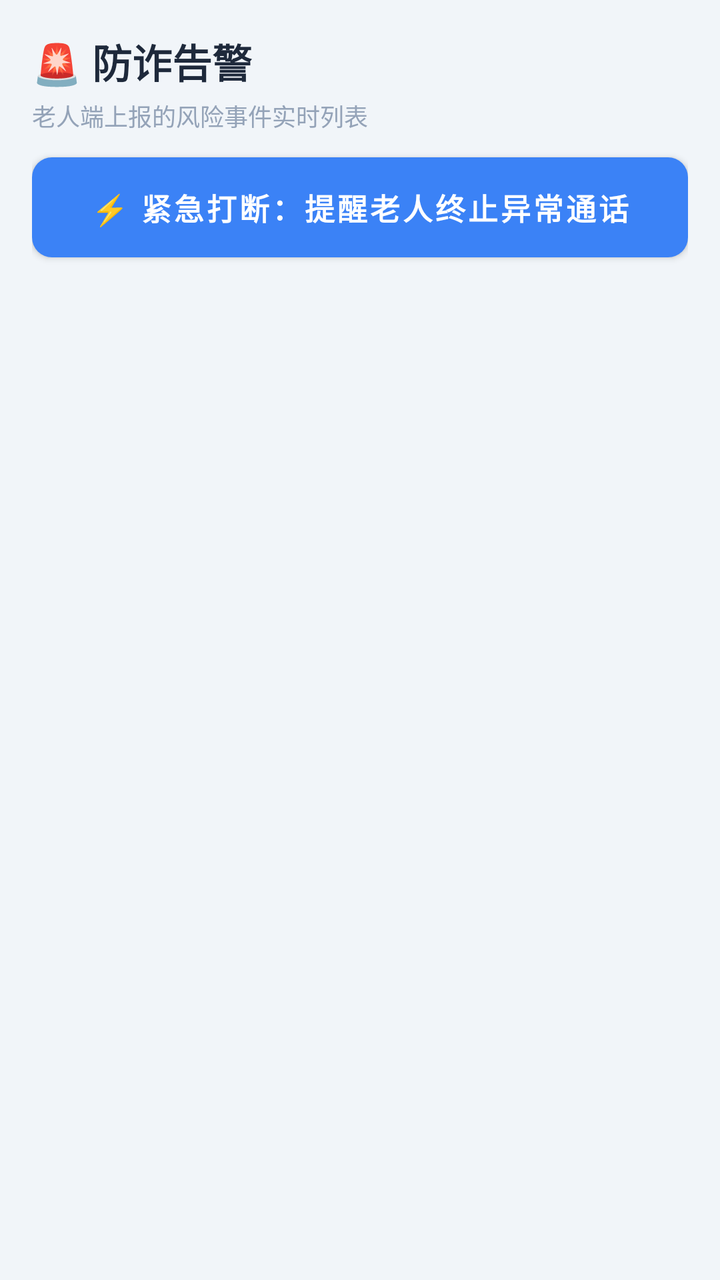
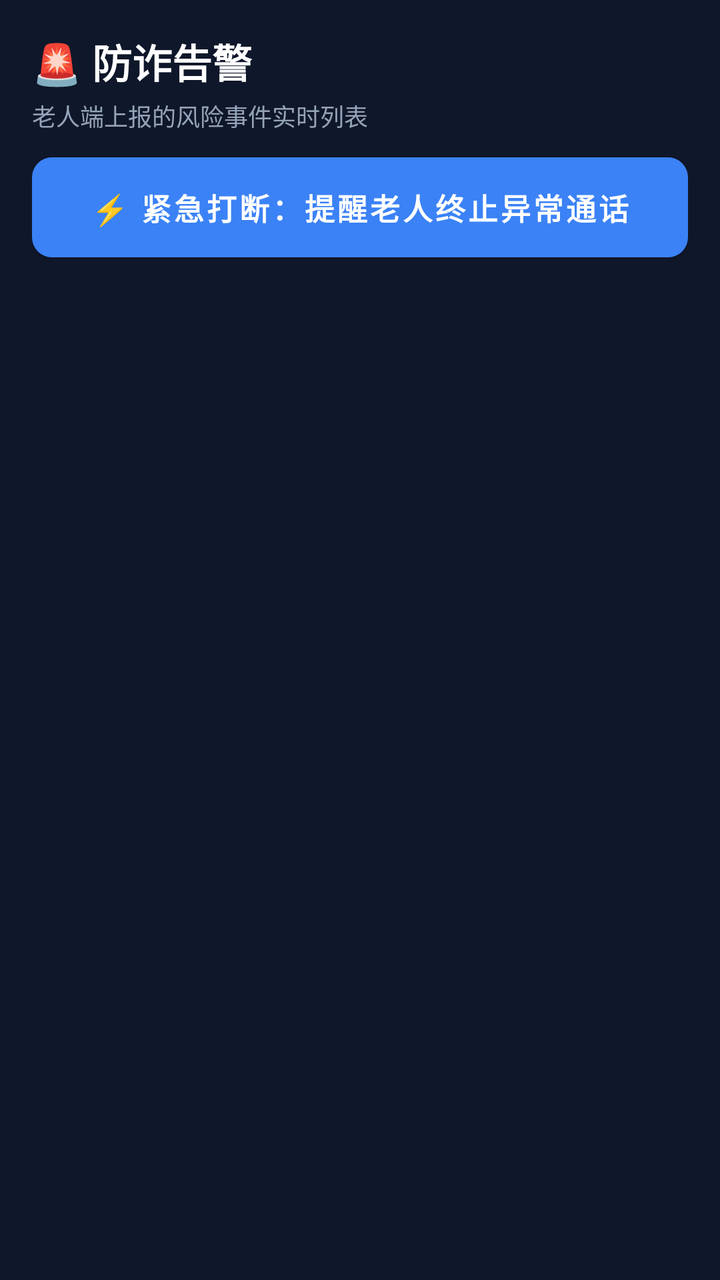

An Android layout rendered at two revisions. The XML below is the earlier revision; the diff shows what the commit changed to produce the second picture.
<!-- AndroidManifest.xml: application theme Theme.AntiFraudGuard -->
<!-- res/layout/fragment_family_alerts.xml -->
<?xml version="1.0" encoding="utf-8"?>
<LinearLayout xmlns:android="http://schemas.android.com/apk/res/android"
    android:layout_width="match_parent"
    android:layout_height="match_parent"
    android:background="#F1F5F9"
    android:orientation="vertical"
    android:padding="16dp">

    <TextView
        android:layout_width="wrap_content"
        android:layout_height="wrap_content"
        android:text="🚨 防诈告警"
        android:textColor="#1E293B"
        android:textSize="20sp"
        android:textStyle="bold" />

    <TextView
        android:id="@+id/tv_alerts_summary"
        android:layout_width="wrap_content"
        android:layout_height="wrap_content"
        android:layout_marginTop="4dp"
        android:text="老人端上报的风险事件实时列表"
        android:textColor="#94A3B8"
        android:textSize="12sp" />

    <Button
        android:id="@+id/btn_interrupt"
        android:layout_width="match_parent"
        android:layout_height="50dp"
        android:layout_marginTop="12dp"
        android:background="@drawable/bg_btn_danger"
        android:text="⚡ 紧急打断：提醒老人终止异常通话"
        android:textColor="#FFFFFF"
        android:textSize="15sp"
        android:textStyle="bold" />

    <TextView
        android:id="@+id/tv_alerts_empty"
        android:layout_width="match_parent"
        android:layout_height="wrap_content"
        android:layout_marginTop="40dp"
        android:gravity="center"
        android:text="暂无风险事件\n绑定老人后，这里会实时展示风险动态"
        android:textColor="#94A3B8"
        android:textSize="14sp"
        android:visibility="gone" />

    <ListView
        android:id="@+id/lv_alert_events"
        android:layout_width="match_parent"
        android:layout_height="match_parent"
        android:layout_marginTop="12dp"
        android:divider="@null"
        android:dividerHeight="8dp" />

</LinearLayout>
<!-- resources referenced by this layout -->
<resources>
  <!-- drawable bg_btn_danger (drawable) -->
  <?xml version="1.0" encoding="utf-8"?>
  <shape xmlns:android="http://schemas.android.com/apk/res/android" android:shape="rectangle">
      <solid android:color="#EF4444" />
      <corners android:radius="10dp" />
  </shape>
  <style name="Theme.AntiFraudGuard" parent="Theme.MaterialComponents.DayNight.NoActionBar">
          
          <item name="colorPrimary">@color/blue_500</item>
          <item name="colorPrimaryVariant">@color/blue_700</item>
          <item name="colorOnPrimary">@color/white</item>
          
          <item name="colorSecondary">@color/emerald_500</item>
          <item name="colorSecondaryVariant">@color/emerald_700</item>
          <item name="colorOnSecondary">@color/white</item>
          
          <item name="android:statusBarColor">#0F172A</item>
          <item name="android:windowBackground">#0F172A</item>
      </style>
  <color name="blue_500">#3B82F6</color>
  <color name="blue_700">#1D4ED8</color>
  <color name="white">#FFFFFFFF</color>
  <color name="emerald_500">#10B981</color>
  <color name="emerald_700">#047857</color>
</resources>

<!-- the commit's change to res/layout/fragment_family_alerts.xml (unified diff, before → after) -->
@@ -2,7 +2,7 @@
 <LinearLayout xmlns:android="http://schemas.android.com/apk/res/android"
     android:layout_width="match_parent"
     android:layout_height="match_parent"
-    android:background="#F1F5F9"
+    android:background="?attr/appBg"
     android:orientation="vertical"
     android:padding="16dp">
 
@@ -10,7 +10,7 @@
         android:layout_width="wrap_content"
         android:layout_height="wrap_content"
         android:text="🚨 防诈告警"
-        android:textColor="#1E293B"
+        android:textColor="?attr/appText"
         android:textSize="20sp"
         android:textStyle="bold" />
 
@@ -20,7 +20,7 @@
         android:layout_height="wrap_content"
         android:layout_marginTop="4dp"
         android:text="老人端上报的风险事件实时列表"
-        android:textColor="#94A3B8"
+        android:textColor="?attr/appTextDim"
         android:textSize="12sp" />
 
     <Button
@@ -41,7 +41,7 @@
         android:layout_marginTop="40dp"
         android:gravity="center"
         android:text="暂无风险事件\n绑定老人后，这里会实时展示风险动态"
-        android:textColor="#94A3B8"
+        android:textColor="?attr/appTextDim"
         android:textSize="14sp"
         android:visibility="gone" />
 
<!-- resource entries referenced after the edit -->
@@ -6,7 +6,7 @@
       <solid android:color="#EF4444" />
       <corners android:radius="10dp" />
   </shape>
-  <style name="Theme.AntiFraudGuard" parent="Theme.MaterialComponents.DayNight.NoActionBar">
+  <style name="Theme.AntiFraudGuard" parent="Theme.MaterialComponents.NoActionBar">
           
           <item name="colorPrimary">@color/blue_500</item>
           <item name="colorPrimaryVariant">@color/blue_700</item>
@@ -15,9 +15,20 @@
           <item name="colorSecondary">@color/emerald_500</item>
           <item name="colorSecondaryVariant">@color/emerald_700</item>
           <item name="colorOnSecondary">@color/white</item>
+  
+          <item name="appBg">#0F172A</item>
+          <item name="appCard">#1E293B</item>
+          <item name="appCardAlt">#26314A</item>
+          <item name="appText">#FFFFFF</item>
+          <item name="appTextDim">#94A3B8</item>
+          <item name="appDivider">#334155</item>
+          <item name="appInputBg">#26314A</item>
+          <item name="appInputText">#FFFFFF</item>
+  
           
           <item name="android:statusBarColor">#0F172A</item>
           <item name="android:windowBackground">#0F172A</item>
+          <item name="android:navigationBarColor">#0F172A</item>
       </style>
   <color name="blue_500">#3B82F6</color>
   <color name="blue_700">#1D4ED8</color>
